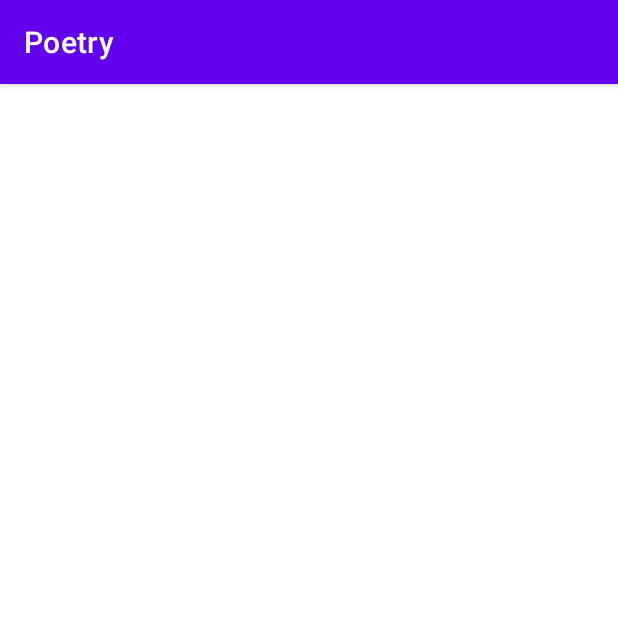
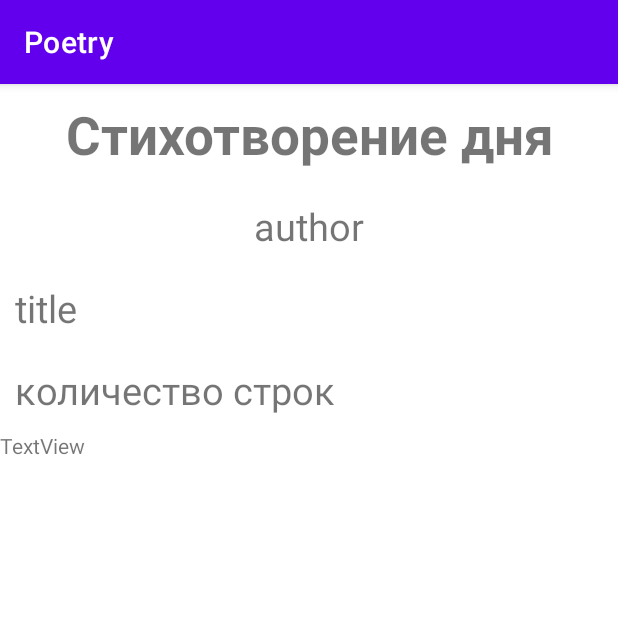
Before and after one commit to Antonov67/Poetry, an Android app: the RandomPoemActivity screen opened directly, with no data from a screen before it, on a phone screen of 412 x 824 dp, the top half of it. Run offline under Robolectric (Android 15) with nearby library versions, the phone set to English and light mode, and no system bars.

Commit message:
RandomPoemActivity  xml

```diff
--- a/app/src/main/java/com/example/poetry/Model/PoetryDBService.java
+++ b/app/src/main/java/com/example/poetry/Model/PoetryDBService.java
@@ -20,6 +20,9 @@ public interface PoetryDBService {
     @GET("author/{str}/title,lines")
     Call<List<PoemsByAuthor>> getPoemsByAuthor(@Path("str") String str);
 
+    @GET("random")
+    Call<List<RandomPoem>> getRandomPoem();
+
 
 
 }
--- /dev/null
+++ b/app/src/main/java/com/example/poetry/Model/RandomPoem.java
@@ -0,0 +1,23 @@
+package com.example.poetry.Model;
+
+import com.google.gson.annotations.Expose;
+import com.google.gson.annotations.SerializedName;
+
+import java.util.List;
+
+public class RandomPoem {
+
+    @SerializedName("title")
+    @Expose
+    public String title;
+    @SerializedName("author")
+    @Expose
+    public String author;
+    @SerializedName("lines")
+    @Expose
+    public List<String> lines = null;
+    @SerializedName("linecount")
+    @Expose
+    public String linecount;
+
+}
--- /dev/null
+++ b/app/src/main/java/com/example/poetry/View/IntRandomPoemView.java
@@ -0,0 +1,11 @@
+package com.example.poetry.View;
+
+import com.example.poetry.Model.RandomPoem;
+
+import java.util.List;
+
+public interface IntRandomPoemView {
+
+    void setRandomPoem(List<RandomPoem> poems);
+
+}
--- a/app/src/main/java/com/example/poetry/ui/RandomPoemActivity.java
+++ b/app/src/main/java/com/example/poetry/ui/RandomPoemActivity.java
@@ -4,13 +4,22 @@ import androidx.appcompat.app.AppCompatActivity;
 
 import android.os.Bundle;
 
+import com.example.poetry.Model.RandomPoem;
 import com.example.poetry.R;
+import com.example.poetry.View.IntRandomPoemView;
 
-public class RandomPoemActivity extends AppCompatActivity {
+import java.util.List;
+
+public class RandomPoemActivity extends AppCompatActivity implements IntRandomPoemView {
 
     @Override
     protected void onCreate(Bundle savedInstanceState) {
         super.onCreate(savedInstanceState);
         setContentView(R.layout.activity_random_poem);
     }
+
+    @Override
+    public void setRandomPoem(List<RandomPoem> poems) {
+
+    }
 }
--- a/app/src/main/res/layout/activity_random_poem.xml
+++ b/app/src/main/res/layout/activity_random_poem.xml
@@ -1,9 +1,64 @@
 <?xml version="1.0" encoding="utf-8"?>
-<androidx.constraintlayout.widget.ConstraintLayout xmlns:android="http://schemas.android.com/apk/res/android"
+<LinearLayout xmlns:android="http://schemas.android.com/apk/res/android"
     xmlns:app="http://schemas.android.com/apk/res-auto"
     xmlns:tools="http://schemas.android.com/tools"
     android:layout_width="match_parent"
     android:layout_height="match_parent"
+    android:orientation="vertical"
     tools:context=".ui.RandomPoemActivity">
 
-</androidx.constraintlayout.widget.ConstraintLayout>
+    <TextView
+        android:id="@+id/textView"
+        android:layout_width="match_parent"
+        android:layout_height="wrap_content"
+        android:textStyle="bold"
+        android:layout_margin="10dp"
+        android:gravity="center"
+        android:textSize="35sp"
+        android:text="Стихотворение дня" />
+
+    <TextView
+        android:id="@+id/random_author"
+        android:layout_width="match_parent"
+        android:layout_height="wrap_content"
+        android:layout_margin="10dp"
+        android:gravity="center"
+        android:textSize="25sp"
+        android:text="author" />
+    <TextView
+        android:id="@+id/random_title"
+        android:layout_width="match_parent"
+        android:layout_height="wrap_content"
+        android:layout_margin="10dp"
+        android:gravity="left"
+        android:textSize="25sp"
+        android:text="title" />
+
+    <TextView
+        android:id="@+id/random_linecount"
+        android:layout_width="match_parent"
+        android:layout_height="wrap_content"
+        android:layout_margin="10dp"
+        android:gravity="left"
+        android:textSize="25sp"
+        android:text="количество строк" />
+
+    <ScrollView
+        android:layout_width="match_parent"
+        android:layout_height="match_parent"
+        tools:ignore="SpeakableTextPresentCheck">
+
+        <LinearLayout
+            android:layout_width="match_parent"
+            android:layout_height="wrap_content"
+            android:orientation="vertical" >
+
+            <TextView
+                android:id="@+id/random_poem"
+                android:layout_width="match_parent"
+                android:layout_height="wrap_content"
+                android:text="TextView" />
+        </LinearLayout>
+    </ScrollView>
+
+</LinearLayout>
```
